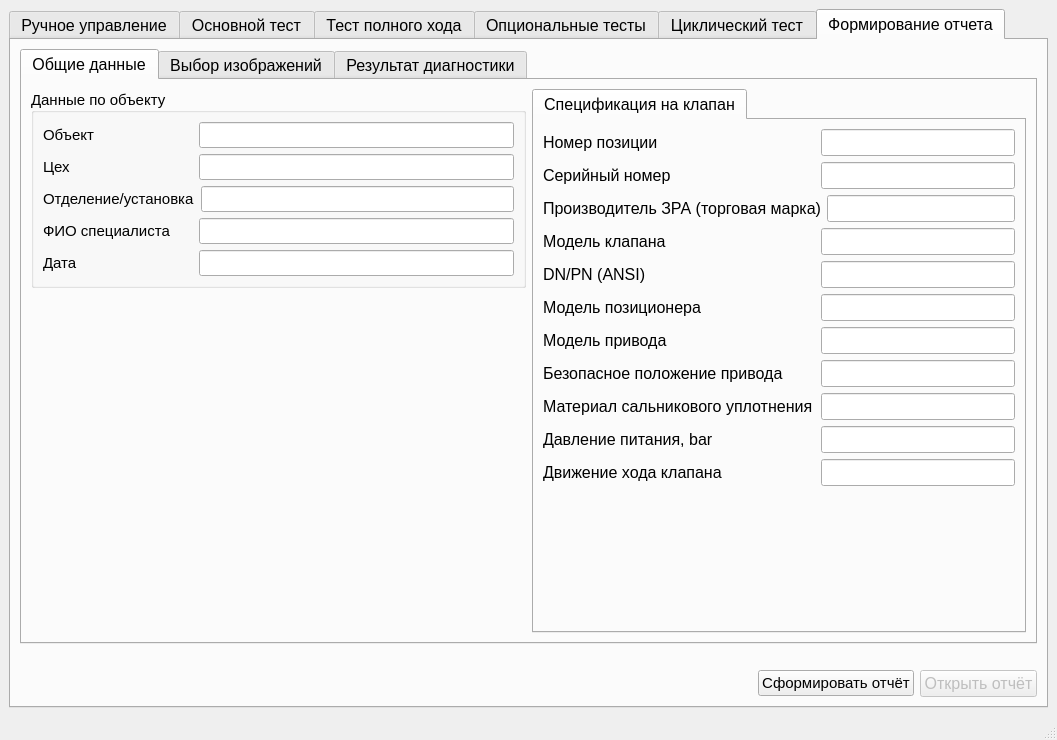
The window that MainWindow.ui (Rekvim/MpiSki) describes before a commit, drawn with Qt 5.
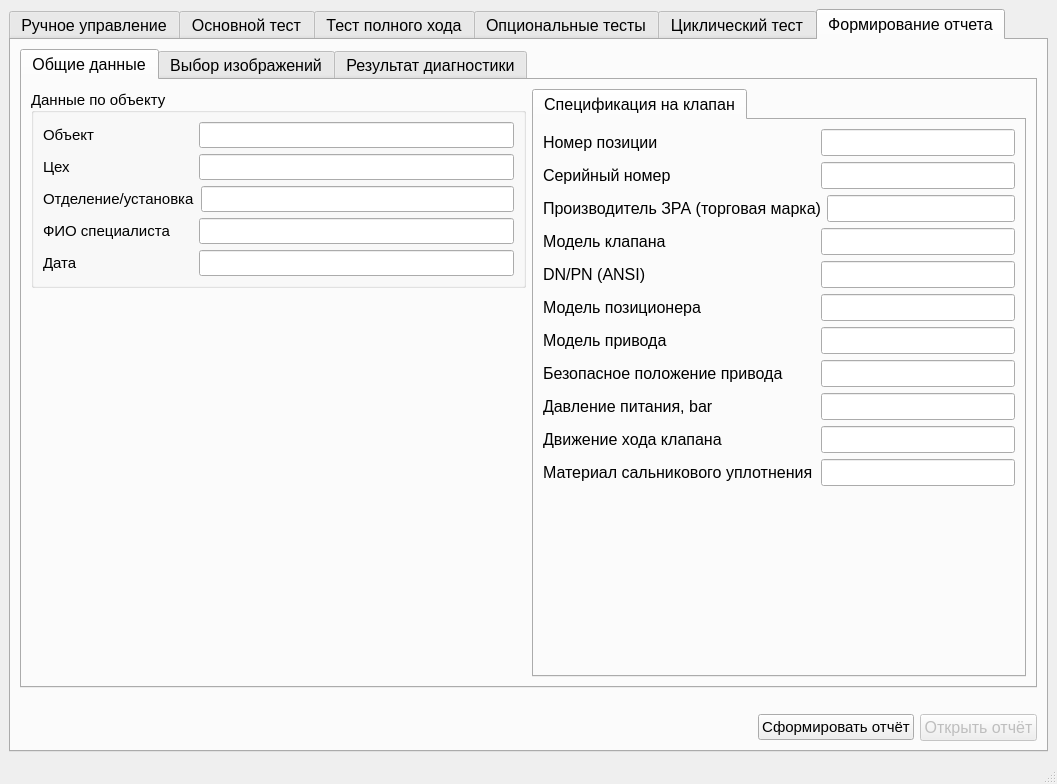
The same window after the commit. Custom widgets are drawn as their Qt base class.

Diff of the .ui file:
```diff
--- a/MainWindow.ui
+++ b/MainWindow.ui
@@ -6,8 +6,8 @@
    <rect>
     <x>0</x>
     <y>0</y>
-    <width>1035</width>
-    <height>721</height>
+    <width>1051</width>
+    <height>784</height>
    </rect>
   </property>
   <property name="font">
@@ -2524,39 +2524,6 @@
                     </item>
                    </layout>
                   </item>
-                  <item>
-                   <layout class="QHBoxLayout" name="horizontalLayout_materialStuffingBoxSe">
-                    <item>
-                     <widget class="QLabel" name="label_materialStuffingBoxSeal">
-                      <property name="minimumSize">
-                       <size>
-                        <width>272</width>
-                        <height>0</height>
-                       </size>
-                      </property>
-                      <property name="text">
-                       <string>Материал сальникового уплотнения</string>
-                      </property>
-                     </widget>
-                    </item>
-                    <item>
-                     <widget class="QLineEdit" name="lineEdit_materialStuffingBoxSeal">
-                      <property name="sizePolicy">
-                       <sizepolicy hsizetype="MinimumExpanding" vsizetype="Fixed">
-                        <horstretch>0</horstretch>
-                        <verstretch>0</verstretch>
-                       </sizepolicy>
-                      </property>
-                      <property name="readOnly">
-                       <bool>true</bool>
-                      </property>
-                      <property name="clearButtonEnabled">
-                       <bool>false</bool>
-                      </property>
-                     </widget>
-                    </item>
-                   </layout>
-                  </item>
                   <item>
                    <layout class="QHBoxLayout" name="horizontalLayout_pressure">
                     <item>
@@ -2623,6 +2590,39 @@
                     </item>
                    </layout>
                   </item>
+                  <item>
+                   <layout class="QHBoxLayout" name="horizontalLayout_materialStuffingBoxSe">
+                    <item>
+                     <widget class="QLabel" name="label_materialStuffingBoxSeal">
+                      <property name="minimumSize">
+                       <size>
+                        <width>272</width>
+                        <height>0</height>
+                       </size>
+                      </property>
+                      <property name="text">
+                       <string>Материал сальникового уплотнения</string>
+                      </property>
+                     </widget>
+                    </item>
+                    <item>
+                     <widget class="QLineEdit" name="lineEdit_materialStuffingBoxSeal">
+                      <property name="sizePolicy">
+                       <sizepolicy hsizetype="MinimumExpanding" vsizetype="Fixed">
+                        <horstretch>0</horstretch>
+                        <verstretch>0</verstretch>
+                       </sizepolicy>
+                      </property>
+                      <property name="readOnly">
+                       <bool>true</bool>
+                      </property>
+                      <property name="clearButtonEnabled">
+                       <bool>false</bool>
+                      </property>
+                     </widget>
+                    </item>
+                   </layout>
+                  </item>
                   <item>
                    <spacer name="verticalSpacer_3">
                     <property name="orientation">
```
